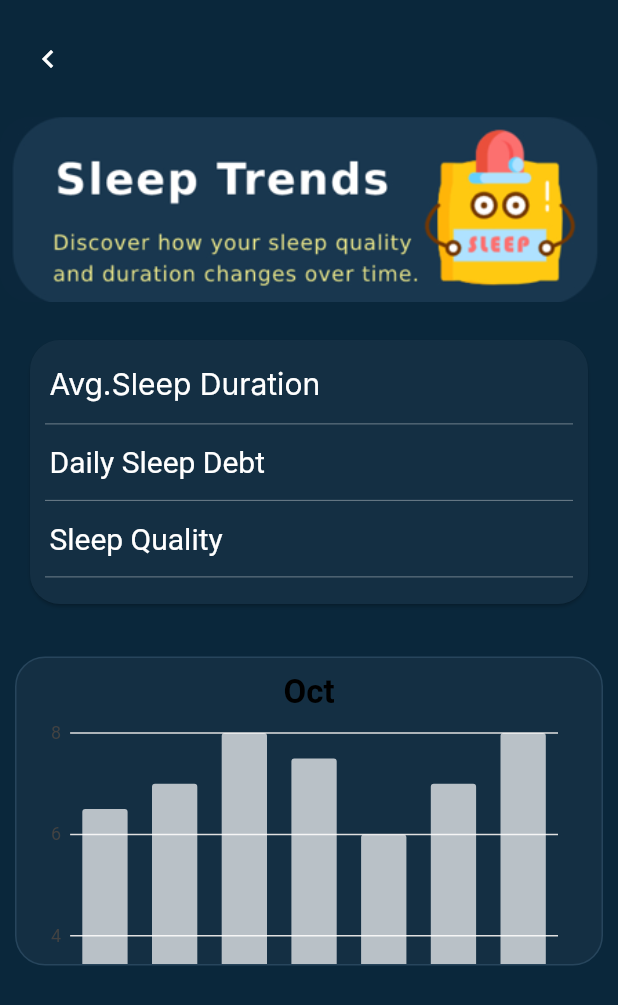
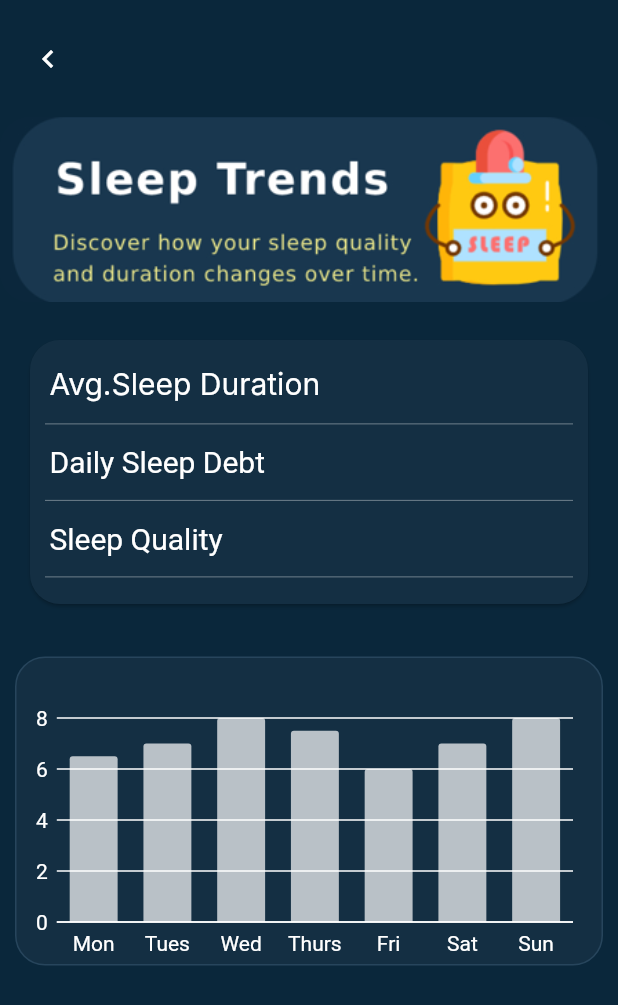
Before and after one commit to starrysky1818/my_app, a Flutter app: the MySummary screen opened directly, on a phone screen of 412 x 824 dp. Shown: the top 1005 px of the screen. Run offline on Flutter 3.47's test engine with Material 2 defaults, Android fonts, the phone set to English and light mode, and no system bars; our stand-ins replace charts_flutter; Roboto replaces fonts that are missing (Inter).

Commit message:
1. changed graph axis font color to white

```diff
--- a/lib/bar_chart_graph.dart
+++ b/lib/bar_chart_graph.dart
@@ -21,7 +21,7 @@ class _BarChartGraphState extends State<BarChartGraph> {
   void initState() {
     super.initState();
     _barChartList = [
-      BarChartModel(month: "Oct", sleepDuration: 7, day:"",
+      BarChartModel(month: "", sleepDuration: 7, day:"",
           color: charts.ColorUtil.fromDartColor
         (Colors.white70)),
     ];
@@ -29,6 +29,7 @@ class _BarChartGraphState extends State<BarChartGraph> {
 
   @override
   Widget build(BuildContext context) {
+
     List<charts.Series<BarChartModel, String>> series = [
       charts.Series(
           id: "Sleep Statistics",
@@ -47,16 +48,16 @@ class _BarChartGraphState extends State<BarChartGraph> {
         ? ListView.separated(
       physics: NeverScrollableScrollPhysics(),
       separatorBuilder: (context, index) => Divider(
-        color: Colors.white,
-        height: 5,
+        color: Colors.white24,
+        height: 3,
       ),
       scrollDirection: Axis.vertical,
       shrinkWrap: true,
       itemCount: _barChartList.length,
       itemBuilder: (BuildContext context, int index) {
         return Container(
-          height: MediaQuery.of(context).size.height/ 2.3,
-          padding: EdgeInsets.all(10),
+          height: MediaQuery.of(context).size.height/ 4,
+          padding: EdgeInsets.all(0),
           child: Column(
             children: [
               Row(
@@ -64,12 +65,33 @@ class _BarChartGraphState extends State<BarChartGraph> {
                 children: [
                   Text(_barChartList[index].month,
                       style: TextStyle(
-                          color: Colors.black, fontSize: 22,
+                          color: Colors.white, fontSize: 22,
                           fontWeight: FontWeight.bold)
                   ),
                 ],
               ),
-              Expanded( child: charts.BarChart(series, animate: true)),
+              Expanded( child: charts.BarChart(series, animate: true,
+                domainAxis: new charts.OrdinalAxisSpec(
+                    renderSpec: new charts.SmallTickRendererSpec(
+                      // Tick and Label styling here.
+                        labelStyle: new charts.TextStyleSpec(
+                            fontSize: 14, // size in Pts.
+                            color: charts.MaterialPalette.white),
+                        // Change the line colors to match text color.
+                        lineStyle: new charts.LineStyleSpec(
+                            color: charts.MaterialPalette.white))),
+                /// Assign a custom style for the measure axis.
+                primaryMeasureAxis: new charts.NumericAxisSpec(
+                    renderSpec: new charts.GridlineRendererSpec(
+                      // Tick and Label styling here.
+                        labelStyle: new charts.TextStyleSpec(
+                            fontSize: 14, // size in Pts.
+                            color: charts.MaterialPalette.white),
+                        // Change the line colors to match text color.
+                        lineStyle: new charts.LineStyleSpec(
+                            color: charts.MaterialPalette.white))),
+              ),
+              ),
             ],
           ),
         );
```
